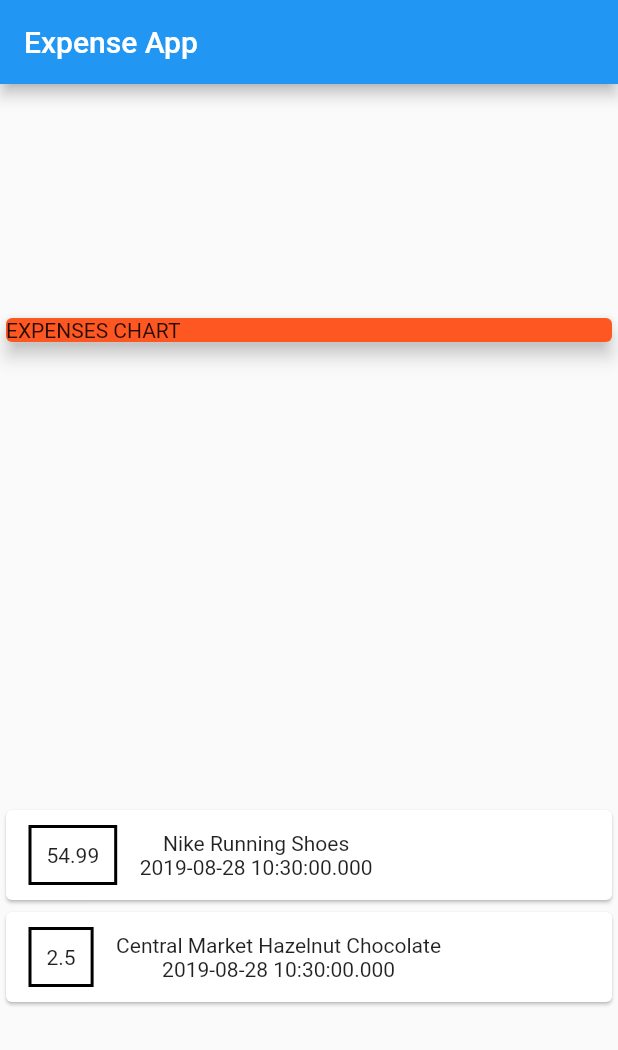
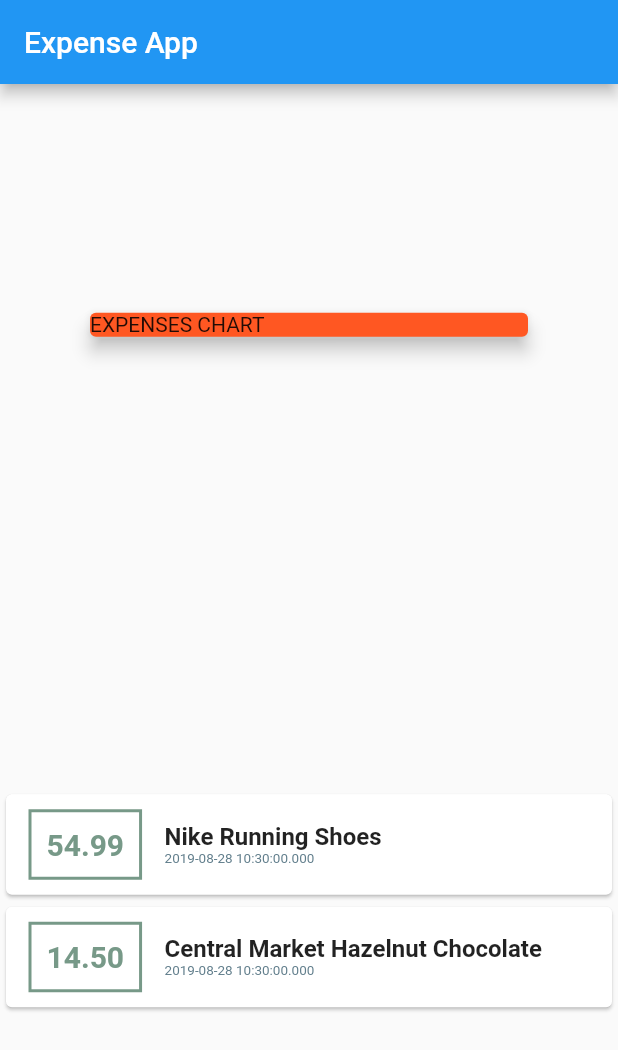
Before and after one commit to tr-stan/flutter_expense_app, a Flutter app: the screen it shows after launch, on a phone screen of 412 x 824 dp. Shown: the top 1050 px of the screen. Run offline on Flutter 3.47's test engine with Material 2 defaults, Android fonts, the phone set to English and light mode, and no system bars.

Commit message:
adds improved styles for list items

```diff
--- a/lib/main.dart
+++ b/lib/main.dart
@@ -26,7 +26,7 @@ class MyHomePage extends StatelessWidget {
     Transaction(
       id: 't2',
       title: 'Central Market Hazelnut Chocolate',
-      amount: 2.50,
+      amount: 14.50,
       date: DateTime.now(),
     ),
   ];
@@ -41,7 +41,7 @@ class MyHomePage extends StatelessWidget {
         crossAxisAlignment: CrossAxisAlignment.center,
         children: <Widget>[
           Container(
-            width: double.infinity,
+            width: 300,
             child: Card(
               color: Colors.deepOrange,
               elevation: 5,
@@ -49,10 +49,11 @@ class MyHomePage extends StatelessWidget {
             ),
           ),
           Column(
-            children: transactions.map((xaction) {
-              //xaction = "transaction"
+            children: transactions.map((transaction) {
               return Card(
                 child: Row(
+                  mainAxisAlignment: MainAxisAlignment.start,
+                  crossAxisAlignment: CrossAxisAlignment.center,
                   children: <Widget>[
                     Container(
                       margin: EdgeInsets.symmetric(
@@ -61,17 +62,37 @@ class MyHomePage extends StatelessWidget {
                       ),
                       decoration: BoxDecoration(
                         border: Border.all(
-                          color: Colors.black,
+                          color: Color(0xFF779988),
                           width: 2,
                         ),
                       ),
                       padding: EdgeInsets.all(10),
-                      child: Text(xaction.amount.toString()),
+                      child: Text(
+                        transaction.amount.toStringAsFixed(2),
+                        style: TextStyle(
+                          fontWeight: FontWeight.bold,
+                          fontSize: 20,
+                          color: Color(0xFF779988),
+                        ),
+                      ),
                     ),
                     Column(
+                      crossAxisAlignment: CrossAxisAlignment.start,
                       children: <Widget>[
-                        Text(xaction.title),
-                        Text(xaction.date.toString()),
+                        Text(
+                          transaction.title,
+                          style: TextStyle(
+                            fontSize: 16,
+                            fontWeight: FontWeight.bold,
+                          ),
+                        ),
+                        Text(
+                          transaction.date.toString(),
+                          style: TextStyle(
+                            color: Colors.blueGrey,
+                            fontSize: 9,
+                          ),
+                        ),
                       ],
                     )
                   ],
```
